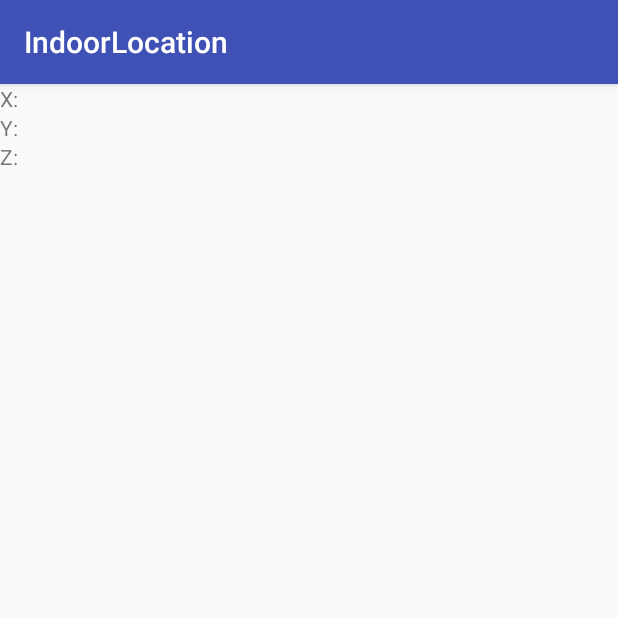
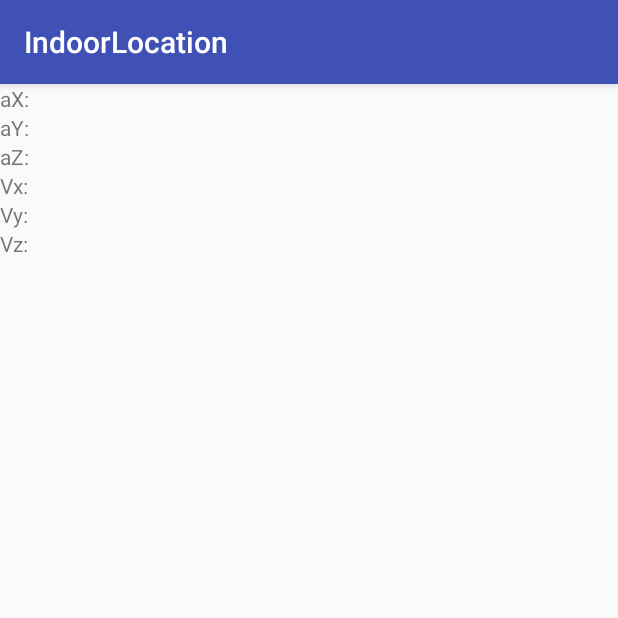
Before and after one commit to Biangkerok32/IndoorLocation, an Android app: the AccelerometerActivity screen opened directly, with no data from a screen before it, on a phone screen of 412 x 824 dp, the top half of it. Run offline under Robolectric (Android 15) with nearby library versions, the phone set to English and light mode, and no system bars; 1 statement that could not run was skipped.

Commit message:
testing velocity

```diff
--- a/Android/IndoorLocation/app/src/main/java/com/example/andre/indoorlocation/AccelerometerActivity.java
+++ b/Android/IndoorLocation/app/src/main/java/com/example/andre/indoorlocation/AccelerometerActivity.java
@@ -19,22 +19,31 @@ import android.widget.TextView;
 
 public class AccelerometerActivity extends AppCompatActivity implements SensorEventListener {
 
-
+    //TODO:SWIPE MENU
     /*DEBUG TAG FOR VELOCITY*/
     private static final String DEBUG_TAG="Velocity";
     private static final int SHAKE_THRESHOLD = 600;
-    TextView txt1 ,txt2,txt3;
+
+    TextView txt1 ,txt2,txt3,vx,vy,vz;
+
     /*PopUp*/
     Context cv = this;
+
     /*accelerometer */
     private VelocityTracker mVelocityTracker = null;
     private SensorManager mSensorManager;
     private Sensor mAccelerometer;
     private float[] gravity = {(float) 9.8,(float) 9.8,(float) 9.8};
     private float [] linear_acceleration={(float) 0.000,(float) 0.000,(float) 0.000};
-    /*detecting sHake movement*/
+    /*detecting Shake movement*/
     private long lastUpdate = 0;
     private float last_x, last_y, last_z;
+
+    /*for distance*/
+    static  final float NS2S = 1.0f / 1000000000.0f;
+    float[] last_values=null;
+    float[] velocity = null;
+    float[] position = null;
 
     /**
      * Identifying Sensors and Sensor Capabilities
@@ -64,9 +73,28 @@ public class AccelerometerActivity extends AppCompatActivity implements SensorEv
 
         }
         else{
-            //TODO: Missing failure case for no accelerometer
-            //Failure, do nothing for now
-            Log.d(DEBUG_TAG, "Sensor dosent exist or is inoperable");
+            //Failure
+            new AlertDialog.Builder(cv)
+                    .setTitle("No accelerometer detected")
+                    .setMessage("Are you sure you want to Continue with the application IndoorLocation?")
+                    .setPositiveButton(android.R.string.yes, new DialogInterface.OnClickListener() {
+                        public void onClick(DialogInterface dialog, int which) {
+                            //TODO:maybe send a signal only to use gyroscope
+                            //onResume();
+                            dialog.cancel();
+
+                        }
+                    })
+                    .setNegativeButton(android.R.string.no, new DialogInterface.OnClickListener() {
+                        public void onClick(DialogInterface dialog, int which) {
+                            onDestroy();
+                            dialog.cancel();
+                        }
+                    })
+                    .setIcon(android.R.drawable.ic_dialog_alert)
+                    .show();
+
+            Log.d(DEBUG_TAG, "Sensor does not exist or is inoperable");
         }
 
 
@@ -74,7 +102,9 @@ public class AccelerometerActivity extends AppCompatActivity implements SensorEv
         txt2 = (TextView) findViewById(R.id.editText3);
         txt3 = (TextView) findViewById(R.id.editText4);
 
-
+        vx = (TextView) findViewById(R.id.textView);
+        vy = (TextView) findViewById(R.id.textView3);
+        vz = (TextView) findViewById(R.id.textView4);
 
     }
 
@@ -141,6 +171,24 @@ public class AccelerometerActivity extends AppCompatActivity implements SensorEv
             txt3.setText("aZ: " + String.valueOf(z));
             //TODO: MISSING DISTANCE FOR NON LINEAR
 
+        if(last_values!=null) {
+            float dt = curTime * NS2S;
+            for(int index = 0; index < 3;++index){
+                velocity[index] += (event.values[index] + last_values[index])/2 * dt;
+                position[index] += velocity[index] * dt;
+            }
+            //debug
+            vx.setText("Vx: " + String.valueOf(velocity[0]));
+            vy.setText("Vy: " + String.valueOf(velocity[1]));
+            vz.setText("Vz: " + String.valueOf(velocity[2]));
+
+        }
+            else{
+            //do nothing for now
+        }
+
+
+
         }else{
             x = event.values[0];
             y = event.values[1];
@@ -190,15 +238,16 @@ public class AccelerometerActivity extends AppCompatActivity implements SensorEv
                 .setMessage("Are you sure you want to Continue with the application IndoorLocation?")
                 .setPositiveButton(android.R.string.yes, new DialogInterface.OnClickListener() {
                     public void onClick(DialogInterface dialog, int which) {
+                        dialog.cancel();
                         onResume();
-                        dialog.cancel();
+
 
                     }
                 })
                 .setNegativeButton(android.R.string.no, new DialogInterface.OnClickListener() {
                     public void onClick(DialogInterface dialog, int which) {
+                        dialog.cancel();
                         onDestroy();
-                        dialog.cancel();
                     }
                 })
                 .setIcon(android.R.drawable.ic_dialog_alert)
--- a/Android/IndoorLocation/app/src/main/java/com/example/andre/indoorlocation/MainActivity.java
+++ b/Android/IndoorLocation/app/src/main/java/com/example/andre/indoorlocation/MainActivity.java
@@ -13,6 +13,8 @@ public class MainActivity extends Activity  {
     /*check the different states of the activity ()*/
     private static final String TAG ="IndoorLocation";
 
+    //TODO:SWIPE MENU ?
+    //TODO:Communication to PI
 
     @Override
     protected void onCreate(Bundle savedInstanceState) {
--- a/Android/IndoorLocation/app/src/main/res/layout/accelerometer_layout.xml
+++ b/Android/IndoorLocation/app/src/main/res/layout/accelerometer_layout.xml
@@ -27,4 +27,22 @@
         android:ems="10"
         android:id="@+id/editText4" />
 
+    <TextView
+        android:layout_width="match_parent"
+        android:layout_height="wrap_content"
+        android:text="@string/VelocityX"
+        android:id="@+id/textView" />
+
+    <TextView
+        android:text="@string/VelocityY"
+        android:layout_width="match_parent"
+        android:layout_height="wrap_content"
+        android:id="@+id/textView3" />
+
+    <TextView
+        android:text="@string/VelocityZ"
+        android:layout_width="match_parent"
+        android:layout_height="wrap_content"
+        android:id="@+id/textView4" />
+
 </LinearLayout>
--- a/Android/IndoorLocation/app/src/main/res/values/strings.xml
+++ b/Android/IndoorLocation/app/src/main/res/values/strings.xml
@@ -1,6 +1,9 @@
 <resources>
     <string name="app_name">IndoorLocation</string>
-    <string name="cordX">X:</string>
-    <string name="cordY">Y:</string>
-    <string name="cordZ">Z:</string>
+    <string name="cordX">aX:</string>
+    <string name="cordY">aY:</string>
+    <string name="cordZ">aZ:</string>
+    <string name="VelocityX">Vx:</string>
+    <string name="VelocityY">Vy:</string>
+    <string name="VelocityZ">Vz:</string>
 </resources>
```
